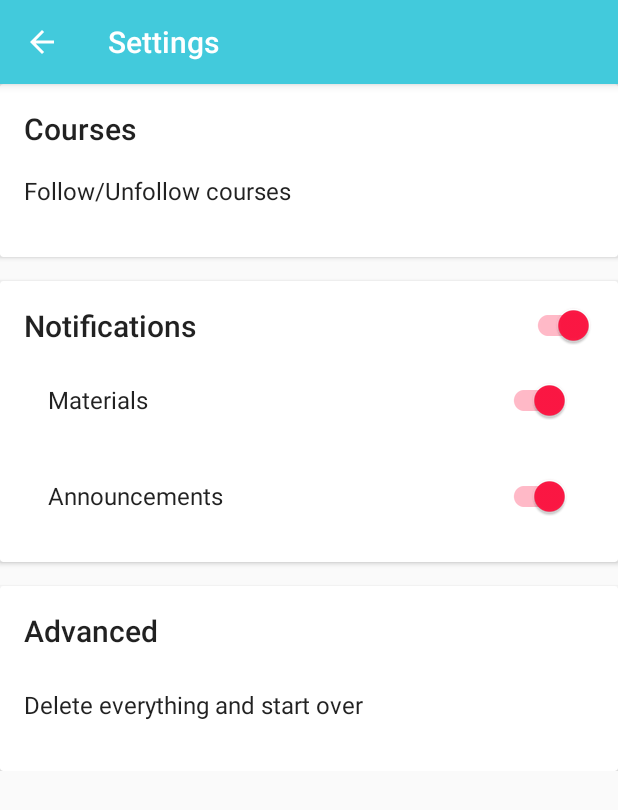
After one commit to AAUPush/aaupush-android, an Android app: the SettingActivity screen opened directly, with no data from a screen before it, on a phone screen of 412 x 824 dp. The commit adds this screen. Shown: the top 810 px of the screen. Run offline under Robolectric (Android 15) with nearby library versions, the phone set to English and light mode, and no system bars; network calls fail.

Commit message:
Add Settings Activity

```diff
--- a/app/src/main/java/com/aaupush/aaupush/MainActivity.java
+++ b/app/src/main/java/com/aaupush/aaupush/MainActivity.java
@@ -25,6 +25,7 @@ import android.view.MenuItem;
 import android.widget.TextView;
 
 import com.aaupush.aaupush.FirstRunAndSetup.FirstRunActivity;
+import com.aaupush.aaupush.Setting.SettingActivity;
 
 import java.lang.reflect.Method;
 import java.util.ArrayList;
@@ -133,6 +134,7 @@ public class MainActivity extends AppCompatActivity
 
         //noinspection SimplifiableIfStatement
         if (id == R.id.action_settings) {
+            startActivity(new Intent(getApplicationContext(), SettingActivity.class));
             return true;
         }
 
@@ -150,7 +152,7 @@ public class MainActivity extends AppCompatActivity
         } else if (id == R.id.nav_material) {
 
         } else if (id == R.id.nav_settings) {
-
+            startActivity(new Intent(getApplicationContext(), SettingActivity.class));
         } else if (id == R.id.nav_share) {
 
         } else if (id == R.id.nav_about) {
--- a/app/src/main/java/com/aaupush/aaupush/PushUtils.java
+++ b/app/src/main/java/com/aaupush/aaupush/PushUtils.java
@@ -27,6 +27,9 @@ public class PushUtils {
     public static final String SP_ANNOUNCEMENT_LAST_CHECKED = "announcement_last_checked";
     public static final String SP_SECTION_CODE = "section_code";
     public static final String SP_STUDY_FIELD_ID = "study_field_id";
+    public static final String SP_NOTIFICATION_ENABLED = "notification_enabled";
+    public static final String SP_ANNOUNCEMENT_NOTIFICATION_ENABLED = "announcement_notification_enabled";
+    public static final String SP_MATERIAL_NOTIFICATION_ENABLED = "material_notification_enabled";
 
     // BroadCast
     static final String NEW_ANNOUNCEMENT_BROADCAST = "com.aaupush.aaupush.NEW_ANNOUNCEMENT";
@@ -42,6 +45,7 @@ public class PushUtils {
     static final String ANNOUNCEMENT_REFRESH_REQUEST_BROADCAST = "com.aaupush.aaupush.ANNOUNCEMENT_REFRESH_REQUEST_BROADCAST";
     static final String MATERIAL_REFRESH_REQUEST_BROADCAST = "com.aaupush.aaupush.MATERIAL_REFRESH_REQUEST_BROADCAST";
     public static String CLICKED_ON_SECTION_BROADCAST = "com.aaupush.aaupush.CLICKED_ON_SECTION";
+    public static final String COURSE_LIST_REFRESHED_BROADCAST = "com.aaupush.aaupush.COURSE_LIST_REFRESHED";
 
     // API Request URL Parameter Names
     public static final String API_PARAMS_COURSES_STUDY_FIELD = "study_field";
--- /dev/null
+++ b/app/src/main/java/com/aaupush/aaupush/Setting/SettingActivity.java
@@ -0,0 +1,25 @@
+package com.aaupush.aaupush.Setting;
+
+import android.support.v4.app.Fragment;
+import android.support.v4.app.FragmentManager;
+import android.support.v7.app.AppCompatActivity;
+import android.os.Bundle;
+
+import com.aaupush.aaupush.FirstRunAndSetup.FirstRunIntro;
+import com.aaupush.aaupush.R;
+
+public class SettingActivity extends AppCompatActivity {
+
+    @Override
+    protected void onCreate(Bundle savedInstanceState) {
+        super.onCreate(savedInstanceState);
+        setContentView(R.layout.activity_setting);
+
+        FragmentManager fragmentManager = getSupportFragmentManager();
+        Fragment fragment = fragmentManager.findFragmentById(R.id.setting_activity);
+        if (fragment == null){
+            fragment = SettingsHomeFragment.newInstance();
+            fragmentManager.beginTransaction().add(R.id.setting_activity, fragment).commit();
+        }
+    }
+}
--- /dev/null
+++ b/app/src/main/java/com/aaupush/aaupush/Setting/SettingsHomeFragment.java
@@ -0,0 +1,112 @@
+package com.aaupush.aaupush.Setting;
+
+
+import android.content.Context;
+import android.content.SharedPreferences;
+import android.os.Bundle;
+import android.support.v4.app.Fragment;
+import android.support.v4.app.FragmentManager;
+import android.support.v7.widget.SwitchCompat;
+import android.view.LayoutInflater;
+import android.view.View;
+import android.view.ViewGroup;
+import android.widget.CompoundButton;
+import android.widget.TextView;
+
+import com.aaupush.aaupush.FirstRunAndSetup.CourseSelectionFragment;
+import com.aaupush.aaupush.PushUtils;
+import com.aaupush.aaupush.R;
+
+/**
+ * A simple {@link Fragment} subclass.
+ */
+public class SettingsHomeFragment extends Fragment implements View.OnClickListener,
+        CompoundButton.OnCheckedChangeListener{
+
+    // SharedPreferences
+    SharedPreferences preferences;
+
+    // Main View
+    View view;
+
+
+    public SettingsHomeFragment() {
+        // Required empty public constructor
+    }
+
+    public static SettingsHomeFragment newInstance() { return new SettingsHomeFragment(); }
+
+
+    @Override
+    public View onCreateView(LayoutInflater inflater, ViewGroup container,
+                             Bundle savedInstanceState) {
+        // Inflate the layout for this fragment
+        view = inflater.inflate(R.layout.fragment_settings_home, container, false);
+
+        // Init SharedPreferences
+        preferences = getContext().getSharedPreferences(PushUtils.SP_KEY_NAME, Context.MODE_PRIVATE);
+
+        // Set OnClickListeners
+        view.findViewById(R.id.follow_unfollow_courses_tv).setOnClickListener(this);
+        view.findViewById(R.id.start_over_tv).setOnClickListener(this);
+
+        // Init notification switches
+        SwitchCompat mainNotificationSwitch = (SwitchCompat)view.findViewById(R.id.notification_switch);
+        SwitchCompat announcementNotificationSwitch = (SwitchCompat)view.findViewById(R.id.announcements_notification_switch);
+        SwitchCompat materialNotificationSwitch = (SwitchCompat)view.findViewById(R.id.materials_notification_switch);
+
+        // Get values from SharedPreferences
+        boolean mainNotificationEnabled = preferences.getBoolean(PushUtils.SP_NOTIFICATION_ENABLED, true);
+        boolean announcementNotificationEnabled = preferences.getBoolean(PushUtils.SP_ANNOUNCEMENT_NOTIFICATION_ENABLED, true);
+        boolean materialNotificationEnabled = preferences.getBoolean(PushUtils.SP_MATERIAL_NOTIFICATION_ENABLED, true);
+
+        // Set the values to the Switch views
+        mainNotificationSwitch.setChecked(mainNotificationEnabled);
+        announcementNotificationSwitch.setChecked(announcementNotificationEnabled);
+        materialNotificationSwitch.setChecked(materialNotificationEnabled);
+
+        // Set OnCheckedChangeListeners
+        mainNotificationSwitch.setOnCheckedChangeListener(this);
+        announcementNotificationSwitch.setOnCheckedChangeListener(this);
+        materialNotificationSwitch.setOnCheckedChangeListener(this);
+
+        return view;
+    }
+
+    @Override
+    public void onClick(View view) {
+        switch (view.getId()) {
+            case R.id.follow_unfollow_courses_tv:
+                // Go to follow course fragment
+                FragmentManager fragmentManager = getFragmentManager();
+                fragmentManager
+                        .beginTransaction()
+                        .replace(R.id.setting_activity, CourseSelectionFragment.newInstance())
+                        .commit();
+
+                break;
+        }
+    }
+
+    @Override
+    public void onCheckedChanged(CompoundButton compoundButton, boolean b) {
+        switch (compoundButton.getId()) {
+            case R.id.notification_switch:
+                preferences.edit().putBoolean(PushUtils.SP_NOTIFICATION_ENABLED, b).apply();
+                if(!b) {
+                    view.findViewById(R.id.announcements_notification_switch).setEnabled(false);
+                    view.findViewById(R.id.materials_notification_switch).setEnabled(false);
+                } else {
+                    view.findViewById(R.id.announcements_notification_switch).setEnabled(true);
+                    view.findViewById(R.id.materials_notification_switch).setEnabled(true);
+                }
+                break;
+            case R.id.announcements_notification_switch:
+                preferences.edit().putBoolean(PushUtils.SP_ANNOUNCEMENT_NOTIFICATION_ENABLED, b).apply();
+                break;
+            case R.id.materials_notification_switch:
+                preferences.edit().putBoolean(PushUtils.SP_MATERIAL_NOTIFICATION_ENABLED, b).apply();
+                break;
+        }
+    }
+}
--- /dev/null
+++ b/app/src/main/res/layout/activity_setting.xml
@@ -0,0 +1,9 @@
+<?xml version="1.0" encoding="utf-8"?>
+<FrameLayout xmlns:android="http://schemas.android.com/apk/res/android"
+    android:id="@+id/setting_activity"
+    xmlns:tools="http://schemas.android.com/tools"
+    android:layout_width="match_parent"
+    android:layout_height="match_parent"
+    tools:context="com.aaupush.aaupush.Setting.SettingActivity">
+
+</FrameLayout>
--- /dev/null
+++ b/app/src/main/res/layout/fragment_settings_home.xml
@@ -0,0 +1,131 @@
+<android.support.v4.widget.NestedScrollView xmlns:android="http://schemas.android.com/apk/res/android"
+    xmlns:tools="http://schemas.android.com/tools"
+    android:layout_width="match_parent"
+    android:layout_height="match_parent"
+    tools:context="com.aaupush.aaupush.Setting.SettingsHomeFragment">
+
+    <LinearLayout
+        android:layout_width="match_parent"
+        android:layout_height="match_parent"
+        android:orientation="vertical">
+
+        <android.support.v7.widget.CardView
+            android:layout_width="match_parent"
+            android:layout_height="wrap_content">
+
+            <LinearLayout
+                android:layout_width="match_parent"
+                android:layout_height="match_parent"
+                android:orientation="vertical"
+                android:padding="16dp"
+                >
+
+                <TextView
+                    android:layout_width="match_parent"
+                    android:layout_height="wrap_content"
+                    style="@style/Base.TextAppearance.AppCompat.Title"
+                    android:text="@string/courses"
+                    />
+
+                <TextView
+                    android:id="@+id/follow_unfollow_courses_tv"
+                    android:layout_width="match_parent"
+                    android:layout_height="wrap_content"
+                    android:minHeight="?attr/actionBarSize"
+                    android:background="?attr/selectableItemBackground"
+                    style="@style/Base.TextAppearance.AppCompat.Subhead"
+                    android:text="@string/follow_unfollow_courses"
+                    android:gravity="center_vertical"
+                    />
+
+            </LinearLayout>
+
+        </android.support.v7.widget.CardView>
+
+        <android.support.v7.widget.CardView
+            android:layout_width="match_parent"
+            android:layout_height="wrap_content"
+            android:layout_marginTop="16dp">
+
+            <LinearLayout
+                android:layout_width="match_parent"
+                android:layout_height="match_parent"
+                android:orientation="vertical"
+                android:padding="16dp"
+                >
+
+                <android.support.v7.widget.SwitchCompat
+                    android:id="@+id/notification_switch"
+                    android:layout_width="match_parent"
+                    android:layout_height="wrap_content"
+                    style="@style/Base.TextAppearance.AppCompat.Title"
+                    android:text="@string/notifications"
+                    />
+
+                <android.support.v7.widget.SwitchCompat
+                    android:id="@+id/materials_notification_switch"
+                    android:layout_width="match_parent"
+                    android:layout_height="wrap_content"
+                    android:minHeight="?attr/actionBarSize"
+                    android:paddingLeft="16dp"
+                    android:paddingRight="16dp"
+                    android:layout_marginTop="8dp"
+                    style="@style/Base.TextAppearance.AppCompat.Subhead"
+                    android:text="@string/materials"
+                    android:gravity="center_vertical"
+                    />
+
+                <android.support.v7.widget.SwitchCompat
+                    android:id="@+id/announcements_notification_switch"
+                    android:layout_width="match_parent"
+                    android:layout_height="wrap_content"
+                    android:minHeight="?attr/actionBarSize"
+                    android:paddingLeft="16dp"
+                    android:paddingRight="16dp"
+                    android:layout_marginTop="8dp"
+                    style="@style/Base.TextAppearance.AppCompat.Subhead"
+                    android:text="@string/announcements"
+                    android:gravity="center_vertical"
+                    />
+
+            </LinearLayout>
+
+        </android.support.v7.widget.CardView>
+
+        <android.support.v7.widget.CardView
+            android:layout_width="match_parent"
+            android:layout_height="wrap_content"
+            android:layout_marginTop="16dp">
+
+            <LinearLayout
+                android:layout_width="match_parent"
+                android:layout_height="match_parent"
+                android:orientation="vertical"
+                android:padding="16dp"
+                >
+
+                <TextView
+                    android:layout_width="match_parent"
+                    android:layout_height="wrap_content"
+                    style="@style/Base.TextAppearance.AppCompat.Title"
+                    android:text="@string/advanced"
+                    />
+
+                <TextView
+                    android:id="@+id/start_over_tv"
+                    android:layout_width="match_parent"
+                    android:layout_height="wrap_content"
+                    android:minHeight="?attr/actionBarSize"
+                    android:layout_marginTop="8dp"
+                    style="@style/Base.TextAppearance.AppCompat.Subhead"
+                    android:text="@string/delete_everything_and_start_over"
+                    android:gravity="center_vertical"
+                    />
+
+            </LinearLayout>
+
+        </android.support.v7.widget.CardView>
+
+    </LinearLayout>
+
+</android.support.v4.widget.NestedScrollView>
--- a/app/src/main/res/menu/main.xml
+++ b/app/src/main/res/menu/main.xml
@@ -5,5 +5,5 @@
         android:id="@+id/action_settings"
         android:orderInCategory="100"
         android:title="@string/action_settings"
-        app:showAsAction="never" />
+        app:showAsAction="always" />
 </menu>
--- a/app/src/main/res/values/strings.xml
+++ b/app/src/main/res/values/strings.xml
@@ -24,4 +24,14 @@
     <string name="open_source_licenses">Open Source Licenses</string>
     <string name="contribute_on_github">Contribute on GitHub</string>
     <string name="the_push_team_copy_right">The PUSH Team 2017</string>
+    <string name="materials">Materials</string>
+    <string name="announcements">Announcements</string>
+    <string name="advanced">Advanced</string>
+    <string name="delete_everything_and_start_over">Delete everything and start over</string>
+    <string name="courses">Courses</string>
+    <string name="follow_unfollow_courses">Follow/Unfollow courses</string>
+    <string name="notifications">Notifications</string>
+    <string name="setting">Setting</string>
+    <string name="settings">Settings</string>
+    <string name="show_courses_im_following">Show Courses I\'m Following</string>
 </resources>
```
Also changed, not shown: app/src/main/AndroidManifest.xml (+7 -0 lines), app/src/main/java/com/aaupush/aaupush/DBHelper.java (+14 -0 lines), app/src/main/java/com/aaupush/aaupush/FirstRunAndSetup/CourseSectionSelectionAdapter.java (+23 -4 lines), app/src/main/java/com/aaupush/aaupush/FirstRunAndSetup/CourseSelectionFragment.java (+50 -3 lines), app/src/main/res/layout/fragment_course_selection.xml (+9 -0 lines).
